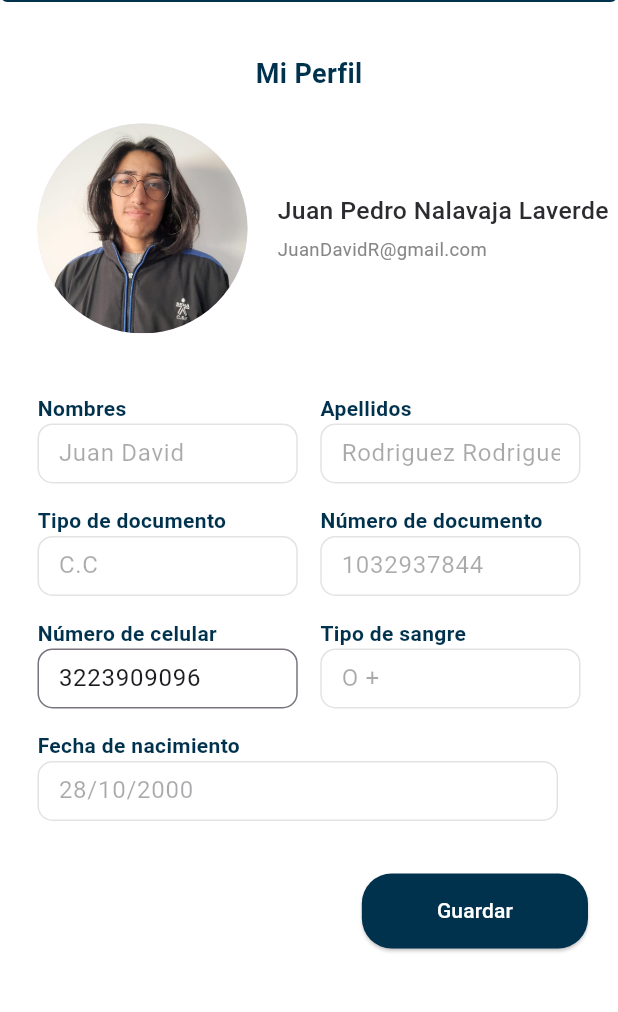
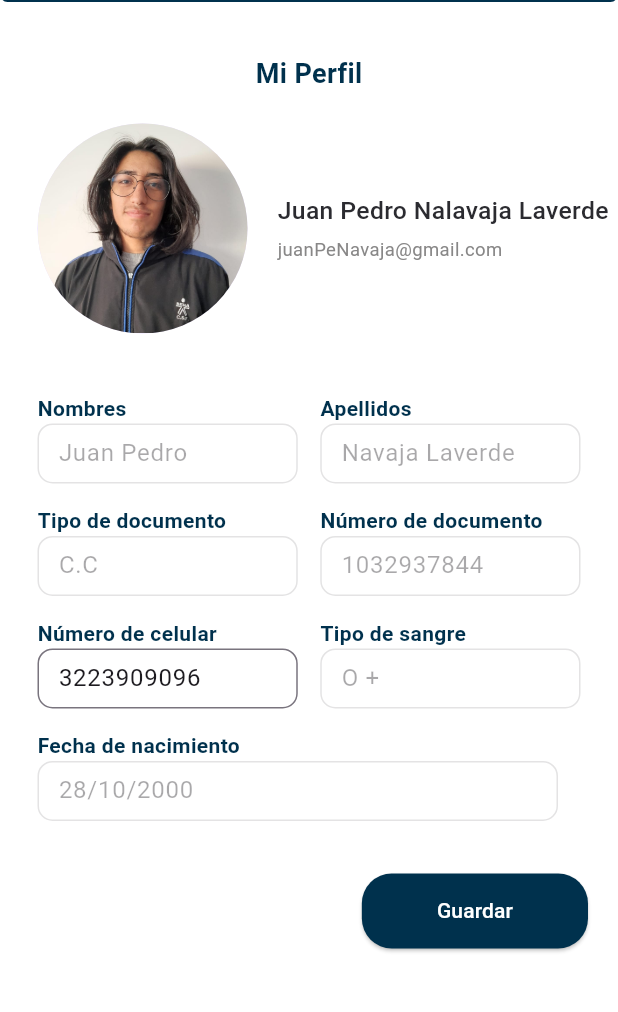
Before and after one commit to senaFactory/appHermes, a Flutter app: the screen it shows after launch, item 3 of the bottom bar chosen, after a tap on "Mi Perfil", on a phone screen of 412 x 824 dp, the part 134-1146 px from its top. Run offline on Flutter 3.47's test engine with Material 3 defaults, Android fonts, the phone set to English and light mode, and no system bars; our stand-ins replace curved_navigation_bar.

Commit message:
Cambio en el menu desplagle de addEqupits y ajustes de diseño

```diff
--- a/lib/pages/equipmentsPage.dart
+++ b/lib/pages/equipmentsPage.dart
@@ -10,6 +10,8 @@ class Equipmentspage extends StatefulWidget {
 }
 
 class _EquipmentspageState extends State<Equipmentspage> {
+  String? selectedOption;
+
   @override
   Widget build(BuildContext context) {
     return Scaffold(
@@ -61,7 +63,7 @@ class _EquipmentspageState extends State<Equipmentspage> {
                                     ),
                                   ),
                                   Text(
-                                    "Asus Vibabook",
+                                    "Lenovo",
                                     style: TextStyle(
                                       fontSize: 14,
                                       color: Colors.grey,
@@ -71,24 +73,36 @@ class _EquipmentspageState extends State<Equipmentspage> {
                               ),
                             ],
                           ),
-                          // Botón desplegable
+                          // Botón desplegable con "Acción"
                           DropdownButton<String>(
+                            value: selectedOption,
+                            icon: Icon(Icons.keyboard_arrow_down),
+                            hint: Text("Acción"),
+                            underline: SizedBox(), // Eliminar la línea de subrayado
                             items: [
                               DropdownMenuItem<String>(
                                 value: "Editar",
                                 child: Text("Editar"),
                               ),
                               DropdownMenuItem<String>(
-                                value: "Eliminar",
+                                value: "ELiminar",
                                 child: Text("Eliminar"),
                               ),
                             ],
-                            onChanged: (value) {},
-                            icon: Icon(Icons.more_vert),
+                            onChanged: (value) {
+                              setState(() {
+                                selectedOption = value;
+                              });
+                            },
+                            style: TextStyle(
+                              color: Colors.black,
+                              fontSize: 14,
+                            ),
+                            dropdownColor: Colors.white,
                           ),
                         ],
                       ),
-                      SizedBox(height: 10),
+                      Divider(thickness: 1.5, color: Colors.grey[300]),
                       Row(
                         children: [
                           Icon(Icons.label, size: 20, color: Colors.black54),
--- a/lib/pages/pagesSecondarys/profilePage.dart
+++ b/lib/pages/pagesSecondarys/profilePage.dart
@@ -117,7 +117,7 @@ class _ProfilePageState extends State<ProfilePage> {
                                   height:
                                       5), // Pequeño espacio entre nombre y correo
                               Text(
-                                "JuanDavidR@gmail.com",
+                                "juanPeNavaja@gmail.com",
                                 style: TextStyle(
                                   fontSize: screenSize.width *
                                       0.03, // Tamaño relativo al ancho
@@ -141,10 +141,10 @@ class _ProfilePageState extends State<ProfilePage> {
                           // Row y Expanded para organizar la información en dos columnas.
                           Row(
                             children: [
-                              _buildInfoColumn("Nombres", "Juan David"),
+                              _buildInfoColumn("Nombres", "Juan Pedro"),
                               const SizedBox(width: 15),
                               _buildInfoColumn(
-                                  "Apellidos", "Rodriguez Rodriguez"),
+                                  "Apellidos", "Navaja Laverde"),
                             ],
                           ),
                           const SizedBox(height: 15),
```
